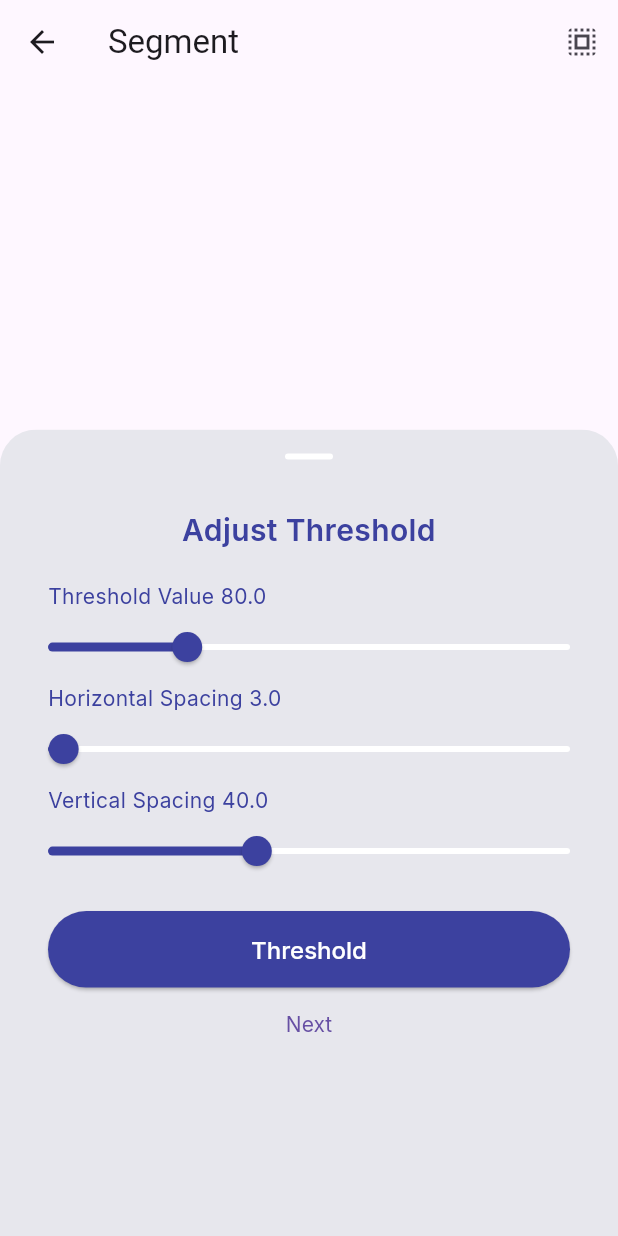
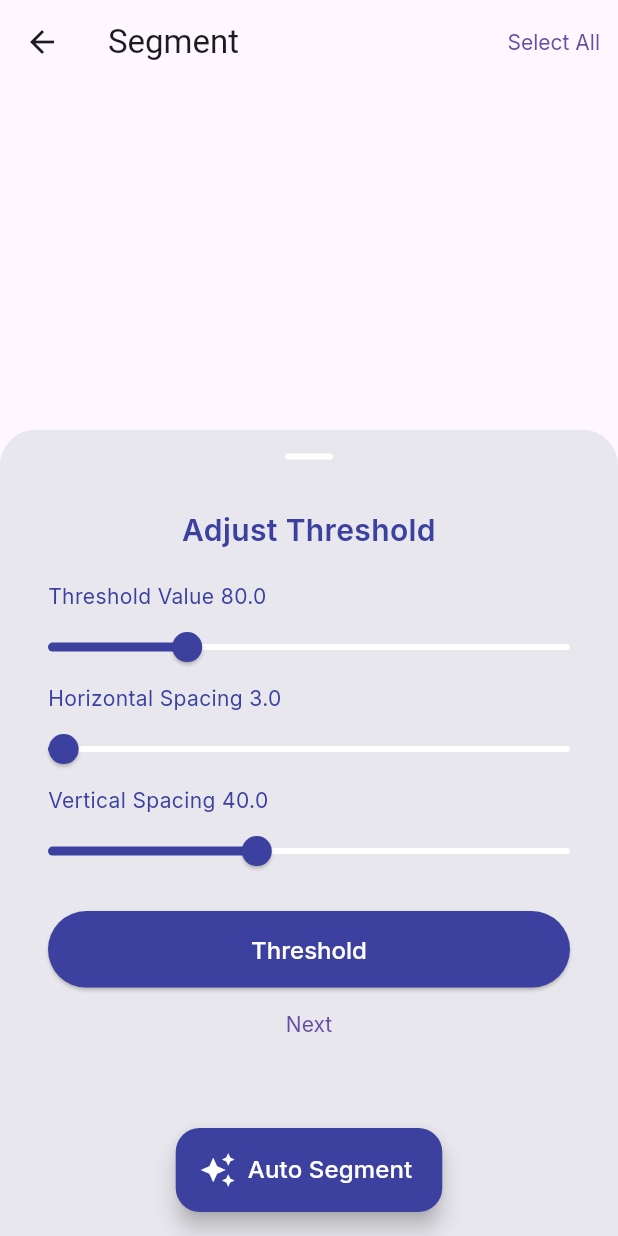
Before and after one commit to sabeeralikp/htr_application, a Flutter app: the Segment screen opened directly with empty values, after a tap on "Threshold", on a phone screen of 412 x 824 dp. Run offline on Flutter 3.47's test engine with Material 2 defaults, Android fonts, the phone set to English and light mode, and no system bars; our stand-ins replace dio, file_picker, flutter_svg, google_fonts, pdf; missing offline and left inert: flutter_quill; network calls fail.

Commit message:
Auto segmentation added

```diff
--- a/lib/screens/home/views/views.dart
+++ b/lib/screens/home/views/views.dart
@@ -4,6 +4,7 @@ import 'package:file_picker/file_picker.dart';
 import 'package:flutter/foundation.dart';
 import 'package:flutter/material.dart';
 import 'package:htr/api/htr.dart';
+import 'package:htr/config/assets/assets.dart';
 import 'package:htr/config/measures/padding.dart';
 import 'package:htr/config/widgets/upload.dart';
 import 'package:htr/models/upload_htr.dart';
@@ -70,7 +71,8 @@ class _HomeState extends State<Home> {
               isUploading ? const UploadingIndicator() : const UploadFileBody(),
         ),
       ),
-      floatingActionButton: floatingActionButton(uploadFile),
+      floatingActionButton:
+          floatingActionButton(uploadFile, 'Upload', cloudUploadIcon),
       floatingActionButtonLocation: FloatingActionButtonLocation.centerFloat,
     );
   }
--- a/lib/screens/home/widgets/fab.dart
+++ b/lib/screens/home/widgets/fab.dart
@@ -1,12 +1,10 @@
-
 import 'package:flutter/material.dart';
-import 'package:htr/config/assets/assets.dart';
 import 'package:htr/config/fonts/fonts.dart';
 
-FloatingActionButton floatingActionButton(onPressedFn) {
-    return FloatingActionButton.extended(
-      label: Text('Upload', style: w16M),
-      icon: cloudUploadIcon,
-      onPressed: onPressedFn,
-    );
-  }
+FloatingActionButton floatingActionButton(onPressedFn, title, icon) {
+  return FloatingActionButton.extended(
+    label: Text(title, style: w16M),
+    icon: icon,
+    onPressed: onPressedFn,
+  );
+}
--- a/lib/screens/result/views/views.dart
+++ b/lib/screens/result/views/views.dart
@@ -301,11 +301,11 @@ class _ResulPageState extends State<ResulPage> {
         appBar: AppBar(
           title: const Text('Result Page'),
           actions: [
-            IconButton(
+            TextButton(
                 onPressed: () async {
                   _showAlertDialog();
                 },
-                icon: const Icon(Icons.download_for_offline_rounded))
+                child: const Text("Export As"))
           ],
         ),
         body: Column(
--- a/lib/screens/segment/views/view.dart
+++ b/lib/screens/segment/views/view.dart
@@ -10,6 +10,7 @@ import 'package:htr/config/widgets/loading.dart';
 import 'package:htr/models/cordinates.dart';
 import 'package:htr/models/upload_htr.dart';
 import 'package:htr/routes/route.dart';
+import 'package:htr/screens/home/widgets/fab.dart';
 
 class Segment extends StatefulWidget {
   final UploadHTRModel? args;
@@ -31,6 +32,12 @@ class _SegmentState extends State<Segment> {
   _getCordinates(uploadHTR) async {
     _cordinates = await postThresholdValues(
         _thresholdValue, _horizontalValue, _verticalValue, uploadHTR);
+    _isTapped = [for (int k = 0; k < _cordinates.length; k++) false];
+    setState(() {});
+  }
+
+  _getAutoSegmentationCordinates(uploadHTR) async {
+    _cordinates = await postAutoSegmentationValues(uploadHTR);
     _isTapped = [for (int k = 0; k < _cordinates.length; k++) false];
     setState(() {});
   }
@@ -120,7 +127,7 @@ class _SegmentState extends State<Segment> {
       appBar: AppBar(
         title: const Text('Segment'),
         actions: [
-          IconButton(
+          TextButton(
               onPressed: () {
                 setState(() {
                   _isTapped = [
@@ -131,7 +138,7 @@ class _SegmentState extends State<Segment> {
                   }
                 });
               },
-              icon: const Icon(Icons.select_all))
+              child: const Text("Select All"))
         ],
       ),
       body: isLoading
@@ -264,6 +271,10 @@ class _SegmentState extends State<Segment> {
                 );
               }),
             ]),
+      floatingActionButton: floatingActionButton(() {
+        _getAutoSegmentationCordinates(widget.args!.id);
+      }, 'Auto Segment', const Icon(Icons.auto_awesome, color: Colors.white)),
+      floatingActionButtonLocation: FloatingActionButtonLocation.centerFloat,
     );
   }
 }
@@ -350,7 +361,7 @@ class _ThresholdSideSheetState extends State<ThresholdSideSheet> {
                     Padding(
                       padding: const EdgeInsets.only(left: 32.0),
                       child: Column(
-                        mainAxisSize: MainAxisSize.max,
+                        // mainAxisSize: MainAxisSize.max,
                         mainAxisAlignment: MainAxisAlignment.center,
                         crossAxisAlignment: CrossAxisAlignment.center,
                         children: [...widget.getBottomSheetComponents],
```
Also changed, not shown: lib/api/htr.dart (+17 -0 lines).
